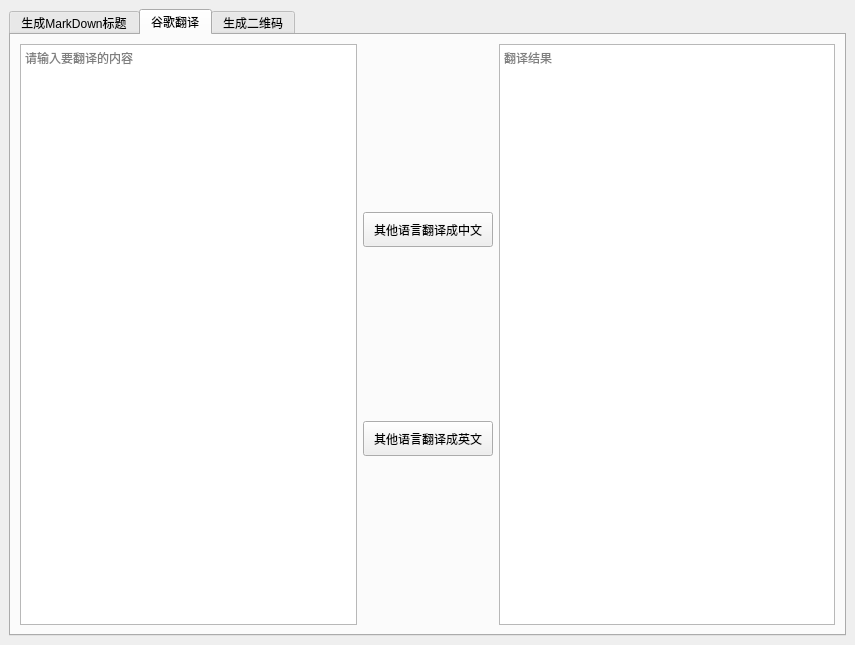
Above: ui/ui_index.ui from yibo7/XsToolsPy before the change. Below: the same form after it.
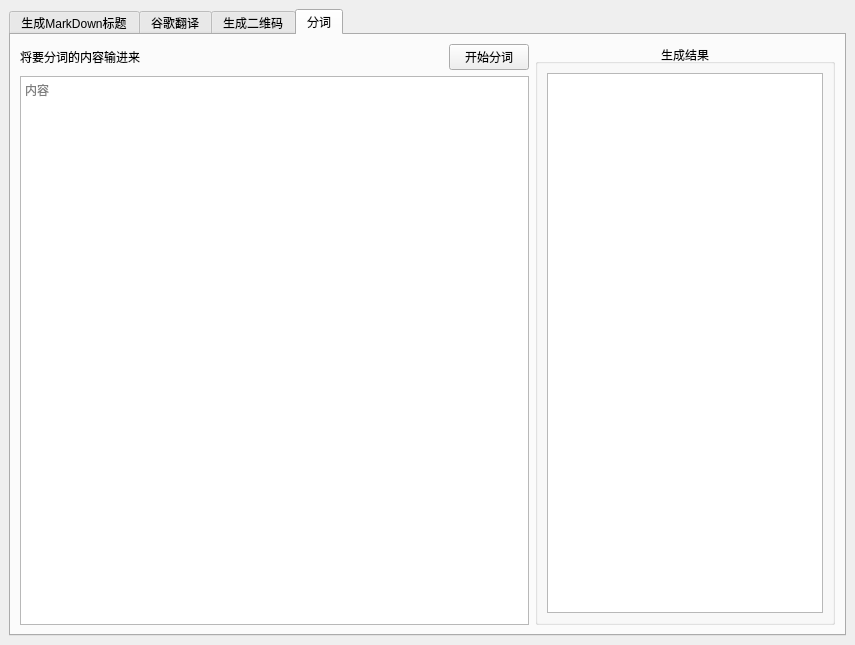
That is the form after the change.

The edit to the form file:
```diff
--- a/ui/ui_index.ui
+++ b/ui/ui_index.ui
@@ -18,7 +18,7 @@
     <item>
      <widget class="QTabWidget" name="tabWidget">
       <property name="currentIndex">
-       <number>1</number>
+       <number>3</number>
       </property>
       <widget class="QWidget" name="tab_2">
        <attribute name="title">
@@ -334,6 +334,95 @@
         </item>
        </layout>
       </widget>
+      <widget class="QWidget" name="tab_3">
+       <attribute name="title">
+        <string>分词</string>
+       </attribute>
+       <layout class="QGridLayout" name="gridLayout">
+        <item row="0" column="0">
+         <layout class="QHBoxLayout" name="horizontalLayout_8">
+          <item>
+           <layout class="QVBoxLayout" name="verticalLayout_8">
+            <item>
+             <layout class="QHBoxLayout" name="horizontalLayout_9">
+              <item>
+               <widget class="QLabel" name="label_3">
+                <property name="text">
+                 <string>将要分词的内容输进来</string>
+                </property>
+               </widget>
+              </item>
+              <item>
+               <widget class="QPushButton" name="btnSpiltWord">
+                <property name="sizePolicy">
+                 <sizepolicy hsizetype="Fixed" vsizetype="Fixed">
+                  <horstretch>0</horstretch>
+                  <verstretch>0</verstretch>
+                 </sizepolicy>
+                </property>
+                <property name="text">
+                 <string>开始分词</string>
+                </property>
+               </widget>
+              </item>
+             </layout>
+            </item>
+            <item>
+             <widget class="QTextEdit" name="txtWordContent">
+              <property name="acceptRichText">
+               <bool>false</bool>
+              </property>
+              <property name="placeholderText">
+               <string>内容</string>
+              </property>
+             </widget>
+            </item>
+           </layout>
+          </item>
+          <item>
+           <widget class="QGroupBox" name="groupBox_2">
+            <property name="sizePolicy">
+             <sizepolicy hsizetype="Fixed" vsizetype="Preferred">
+              <horstretch>0</horstretch>
+              <verstretch>0</verstretch>
+             </sizepolicy>
+            </property>
+            <property name="minimumSize">
+             <size>
+              <width>300</width>
+              <height>150</height>
+             </size>
+            </property>
+            <property name="title">
+             <string>生成结果</string>
+            </property>
+            <property name="alignment">
+             <set>Qt::AlignCenter</set>
+            </property>
+            <property name="flat">
+             <bool>false</bool>
+            </property>
+            <property name="checkable">
+             <bool>false</bool>
+            </property>
+            <layout class="QVBoxLayout" name="verticalLayout_9">
+             <item>
+              <widget class="QTextEdit" name="txtWWords">
+               <property name="documentTitle">
+                <string/>
+               </property>
+               <property name="placeholderText">
+                <string/>
+               </property>
+              </widget>
+             </item>
+            </layout>
+           </widget>
+          </item>
+         </layout>
+        </item>
+       </layout>
+      </widget>
      </widget>
     </item>
    </layout>
```
Left out of the diff: 17 changed lines with no effect on the pictures.
